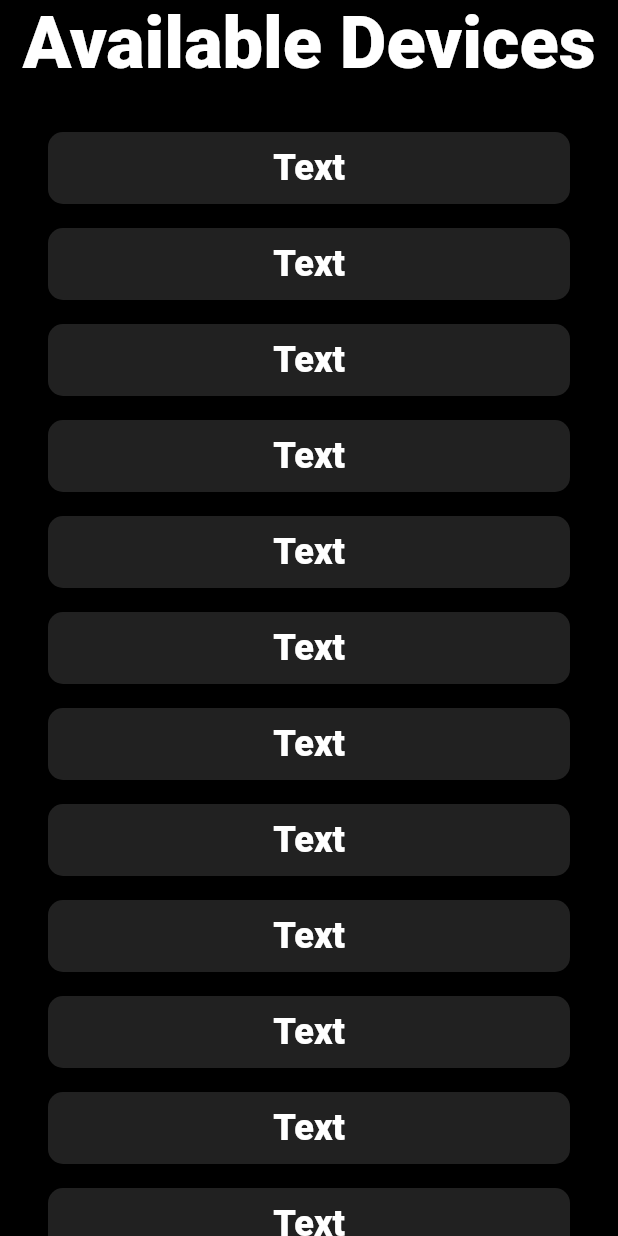
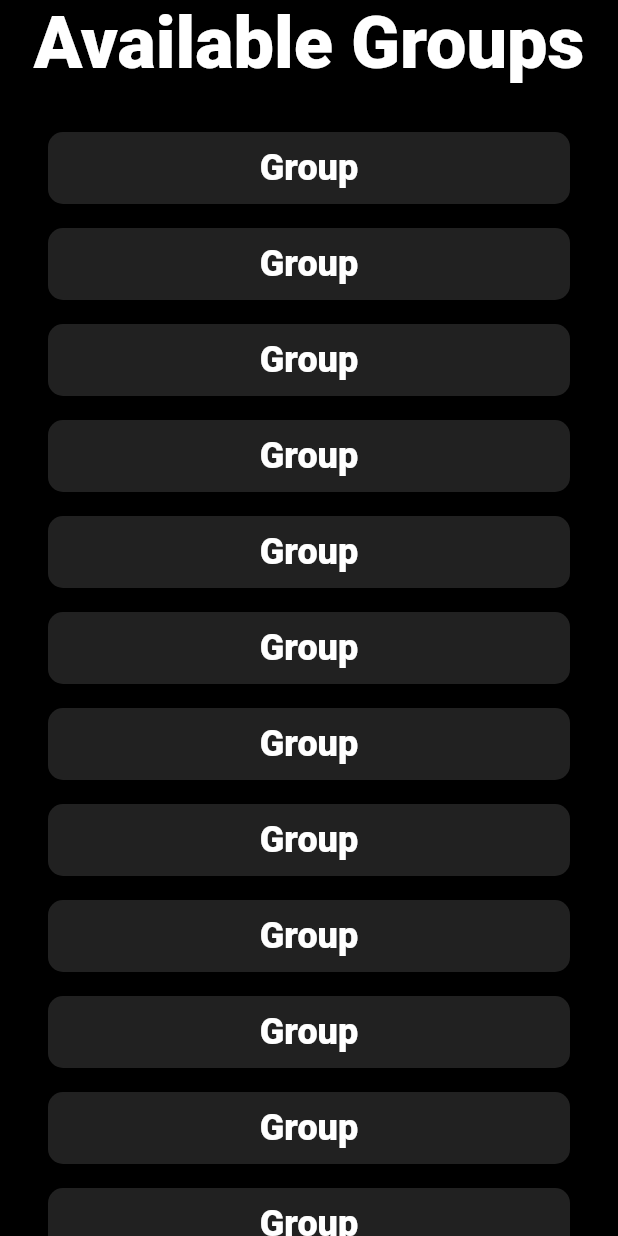
Before and after one commit to AJGherardi/HomeApp, a Flutter app: the AddDeviceSplash screen opened by its route, after a tap on "Next", on a phone screen of 412 x 824 dp. Run offline on Flutter 3.47's test engine with Material 2 defaults, Android fonts, the phone set to English and light mode, and no system bars; our stand-ins replace flutter_svg, google_fonts.

Commit message:
Add availble groups page

```diff
--- a/lib/main.dart
+++ b/lib/main.dart
@@ -21,6 +21,7 @@ class App extends StatelessWidget {
         '/Device': (context) => DevicePage(),
         '/AddDeviceSplash': (context) => AddDeviceSplash(),
         '/AvailableDevices': (context) => AvailableDevices(),
+        '/AvailableGroups': (context) => AvailableGroups(),
         '/AddDevice': (context) => AddDevice(),
       },
     );
@@ -86,6 +87,34 @@ class AddDevice extends StatelessWidget {
   }
 }
 
+class AvailableGroups extends StatelessWidget {
+  @override
+  Widget build(BuildContext context) {
+    return SafeArea(
+        child: Scaffold(
+            body: Center(
+                child: Column(
+      children: <Widget>[
+        Text(
+          "Available Groups",
+          style: GoogleFonts.roboto(
+              fontWeight: FontWeight.w900, fontSize: 48, color: Colors.white),
+        ),
+        Flexible(
+          child: ListView.builder(
+              shrinkWrap: true,
+              physics: BouncingScrollPhysics(),
+              padding: EdgeInsets.all(24.0),
+              itemCount: 12,
+              itemBuilder: (BuildContext ctxt, int index) {
+                return new ListItem("Group", "/AvailableDevices");
+              }),
+        ),
+      ],
+    ))));
+  }
+}
+
 class AvailableDevices extends StatelessWidget {
   @override
   Widget build(BuildContext context) {
@@ -106,7 +135,7 @@ class AvailableDevices extends StatelessWidget {
               padding: EdgeInsets.all(24.0),
               itemCount: 12,
               itemBuilder: (BuildContext ctxt, int index) {
-                return new ListItem();
+                return new ListItem("Device", "/AddDevice");
               }),
         ),
       ],
@@ -115,6 +144,10 @@ class AvailableDevices extends StatelessWidget {
 }
 
 class ListItem extends StatelessWidget {
+  ListItem(this.text, this.route);
+  final String text;
+  final String route;
+
   @override
   Widget build(BuildContext context) {
     return new Container(
@@ -126,7 +159,7 @@ class ListItem extends StatelessWidget {
             child: InkWell(
               borderRadius: BorderRadius.circular(10),
               onTap: () {
-                Navigator.pushNamed(context, "/AddDevice");
+                Navigator.pushNamed(context, route);
               },
               child: Container(
                   margin: EdgeInsets.all(10),
@@ -135,7 +168,7 @@ class ListItem extends StatelessWidget {
                     mainAxisAlignment: MainAxisAlignment.spaceAround,
                     children: <Widget>[
                       Text(
-                        "Text",
+                        text,
                         style: GoogleFonts.roboto(
                             fontWeight: FontWeight.w900,
                             fontSize: 24,
@@ -169,7 +202,7 @@ class AddDeviceSplash extends StatelessWidget {
           ),
           MaterialButton(
             onPressed: () {
-              Navigator.pushNamed(context, "/AvailableDevices");
+              Navigator.pushNamed(context, "/AvailableGroups");
             },
             shape: RoundedRectangleBorder(
               borderRadius: BorderRadius.circular(10.0),
```
